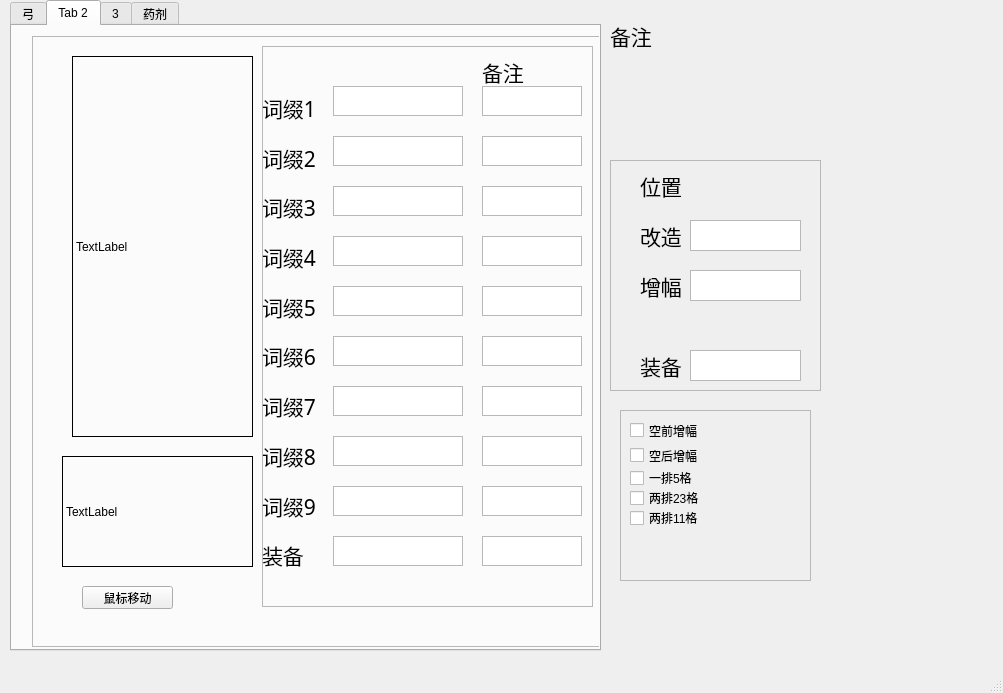
This is untitled.ui in ein664/run.py as Qt 5 draws it before an edit. The edited form follows.
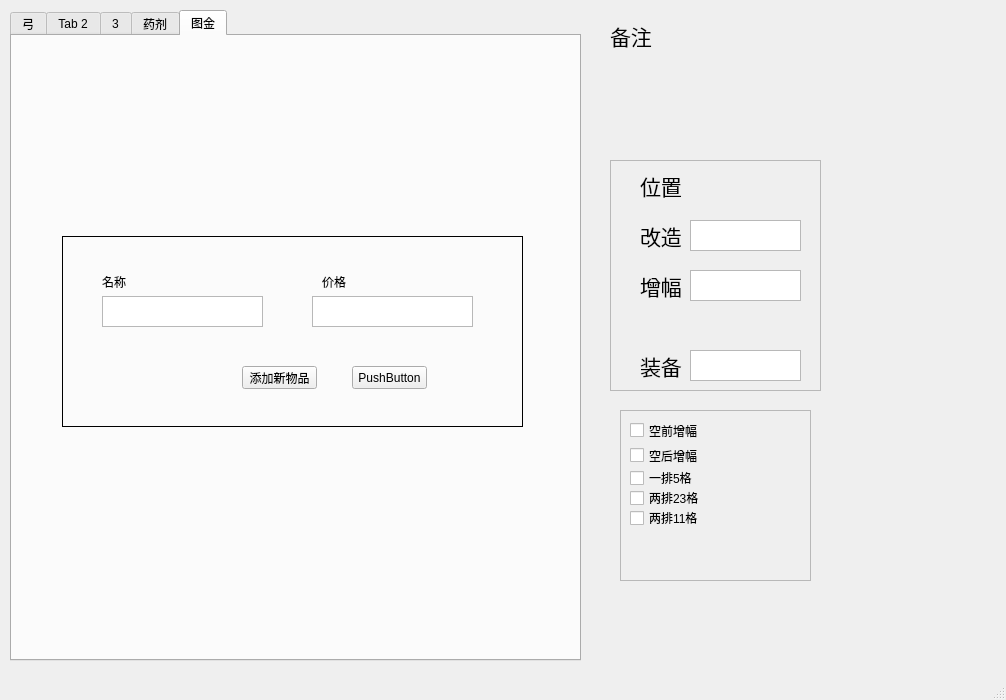
This is the edited form.

What changed in the file:
```diff
--- a/untitled.ui
+++ b/untitled.ui
@@ -6,8 +6,8 @@
    <rect>
     <x>0</x>
     <y>0</y>
-    <width>1003</width>
-    <height>693</height>
+    <width>1006</width>
+    <height>700</height>
    </rect>
   </property>
   <property name="windowTitle">
@@ -18,13 +18,13 @@
     <property name="geometry">
      <rect>
       <x>10</x>
-      <y>0</y>
-      <width>591</width>
+      <y>10</y>
+      <width>571</width>
       <height>651</height>
      </rect>
     </property>
     <property name="currentIndex">
-     <number>1</number>
+     <number>4</number>
     </property>
     <widget class="QWidget" name="tab">
      <attribute name="title">
@@ -2588,6 +2588,118 @@
       </widget>
      </widget>
     </widget>
+    <widget class="QWidget" name="tab_5">
+     <attribute name="title">
+      <string>图金</string>
+     </attribute>
+     <widget class="QWidget" name="widget" native="true">
+      <property name="geometry">
+       <rect>
+        <x>20</x>
+        <y>180</y>
+        <width>511</width>
+        <height>241</height>
+       </rect>
+      </property>
+      <property name="styleSheet">
+       <string notr="true"/>
+      </property>
+      <widget class="QFrame" name="frame_square">
+       <property name="geometry">
+        <rect>
+         <x>30</x>
+         <y>20</y>
+         <width>461</width>
+         <height>191</height>
+        </rect>
+       </property>
+       <property name="styleSheet">
+        <string notr="true">QFrame#frame_square {
+    background-color: transparent;
+    border: 1px solid black;  /* 初始灰色边框 */
+}</string>
+       </property>
+       <property name="frameShape">
+        <enum>QFrame::Box</enum>
+       </property>
+       <property name="frameShadow">
+        <enum>QFrame::Raised</enum>
+       </property>
+       <widget class="QPlainTextEdit" name="itemPrice">
+        <property name="geometry">
+         <rect>
+          <x>250</x>
+          <y>60</y>
+          <width>161</width>
+          <height>31</height>
+         </rect>
+        </property>
+       </widget>
+       <widget class="QPlainTextEdit" name="itemName1">
+        <property name="geometry">
+         <rect>
+          <x>40</x>
+          <y>60</y>
+          <width>161</width>
+          <height>31</height>
+         </rect>
+        </property>
+       </widget>
+       <widget class="QLabel" name="label_17">
+        <property name="geometry">
+         <rect>
+          <x>260</x>
+          <y>40</y>
+          <width>54</width>
+          <height>12</height>
+         </rect>
+        </property>
+        <property name="text">
+         <string>价格</string>
+        </property>
+       </widget>
+       <widget class="QLabel" name="label_16">
+        <property name="geometry">
+         <rect>
+          <x>40</x>
+          <y>40</y>
+          <width>54</width>
+          <height>12</height>
+         </rect>
+        </property>
+        <property name="text">
+         <string>名称</string>
+        </property>
+       </widget>
+       <widget class="QPushButton" name="pushButton_5">
+        <property name="geometry">
+         <rect>
+          <x>180</x>
+          <y>130</y>
+          <width>75</width>
+          <height>23</height>
+         </rect>
+        </property>
+        <property name="text">
+         <string>添加新物品</string>
+        </property>
+       </widget>
+       <widget class="QPushButton" name="pushButton_6">
+        <property name="geometry">
+         <rect>
+          <x>290</x>
+          <y>130</y>
+          <width>75</width>
+          <height>23</height>
+         </rect>
+        </property>
+        <property name="text">
+         <string>PushButton</string>
+        </property>
+       </widget>
+      </widget>
+     </widget>
+    </widget>
    </widget>
    <widget class="QFrame" name="frame">
     <property name="geometry">
```
Left out of the diff: 2 changed lines with no effect on the pictures.
